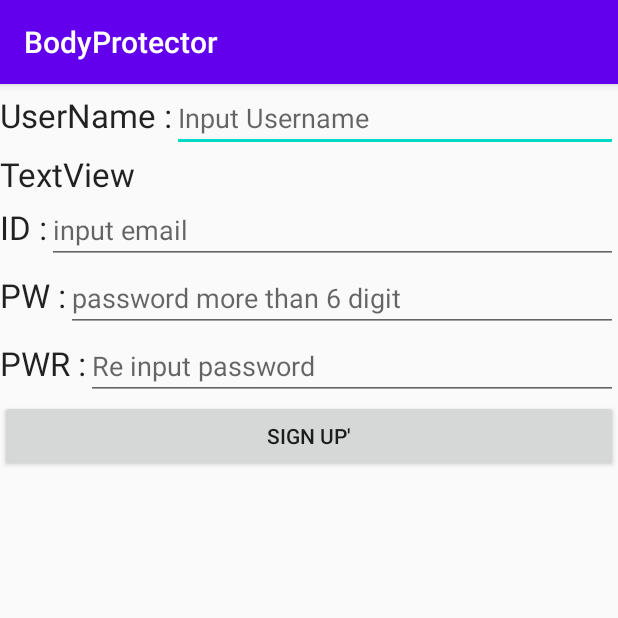
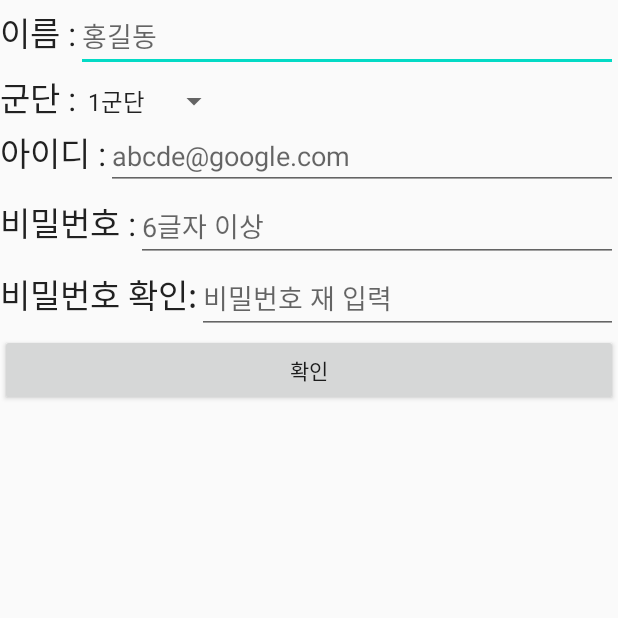
Before and after one commit to osamhack2020/APP_BodyProtector_wiseMTlife, an Android app: the screen it shows after launch (SignUpActivity), after a tap on "SIGN UP", on a phone screen of 412 x 824 dp, the top half of it. Run offline under Robolectric (Android 15) with nearby library versions, the phone set to English and light mode, and no system bars; our stand-ins replace Firebase (no records; nobody signed in at launch, a user with empty details on screens opened directly).

Commit message:
GUI changed

```diff
--- a/app/src/main/java/com/osam/bodyprotector/MainActivity.java
+++ b/app/src/main/java/com/osam/bodyprotector/MainActivity.java
@@ -8,6 +8,7 @@ import android.content.SharedPreferences;
 import android.os.Bundle;
 import android.util.Log;
 import android.view.View;
+import android.view.Window;
 import android.widget.Button;
 import android.widget.CheckBox;
 import android.widget.EditText;
@@ -35,6 +36,7 @@ public class MainActivity extends AppCompatActivity {
 
     @Override
     protected void onCreate(Bundle savedInstanceState) {
+        supportRequestWindowFeature(Window.FEATURE_NO_TITLE);
         super.onCreate(savedInstanceState);
         setContentView(R.layout.activity_main);
 
@@ -45,11 +47,11 @@ public class MainActivity extends AppCompatActivity {
         chb_memory = (CheckBox)findViewById(R.id.chb_memory);
 
         SharedPreferences pref = getSharedPreferences("User", MODE_PRIVATE);
-        if(pref.getBoolean("AutoLogin", false)){
+        /*if(pref.getBoolean("AutoLogin", false)){
             Intent intent = new Intent(MainActivity.this,HomeActivity.class);
             finish();
             startActivity(intent);
-        }
+        }*/
 
         final FirebaseDatabase database = FirebaseDatabase.getInstance();
 
--- a/app/src/main/java/com/osam/bodyprotector/SignUpActivity.java
+++ b/app/src/main/java/com/osam/bodyprotector/SignUpActivity.java
@@ -7,8 +7,10 @@ import android.content.Intent;
 import android.content.SharedPreferences;
 import android.os.Bundle;
 import android.view.View;
+import android.view.Window;
 import android.widget.Button;
 import android.widget.EditText;
+import android.widget.Spinner;
 import android.widget.Toast;
 
 import com.google.android.gms.tasks.OnCompleteListener;
@@ -18,12 +20,16 @@ import com.google.firebase.auth.FirebaseAuth;
 import com.google.firebase.database.DatabaseReference;
 import com.google.firebase.database.FirebaseDatabase;
 
+import java.util.ArrayList;
+import java.util.List;
+
 public class SignUpActivity extends AppCompatActivity {
     private EditText et_id;
     private EditText et_pw;
     private EditText et_pwr;
     private EditText et_name;
     private Button bt_signup;
+    private Spinner spinner;
 
     FirebaseAuth firebaseAuth;
     private FirebaseDatabase firebaseDatabase = FirebaseDatabase.getInstance();
@@ -37,6 +43,7 @@ public class SignUpActivity extends AppCompatActivity {
 
     @Override
     protected void onCreate(Bundle savedInstanceState) {
+        supportRequestWindowFeature(Window.FEATURE_NO_TITLE);
         super.onCreate(savedInstanceState);
         setContentView(R.layout.activity_sign_up);
         et_id = (EditText)findViewById(R.id.et_id);
@@ -44,6 +51,7 @@ public class SignUpActivity extends AppCompatActivity {
         et_pwr = (EditText)findViewById(R.id.et_pwr);
         et_name = (EditText)findViewById(R.id.et_name);
         bt_signup = (Button)findViewById(R.id.bt_signup);
+        spinner = (Spinner) findViewById(R.id.spinner);
 
         firebaseAuth = FirebaseAuth.getInstance();
 
@@ -54,6 +62,7 @@ public class SignUpActivity extends AppCompatActivity {
                 final String sign_id = et_id.getText().toString().trim();
                 final String sign_pw = et_pw.getText().toString().trim();
                 final String sign_pwr = et_pwr.getText().toString().trim();
+                final String sign_regeon = spinner.toString();
 
                 if(sign_pw.equals(sign_pwr)){
                     firebaseAuth.createUserWithEmailAndPassword(sign_id,sign_pw).addOnCompleteListener(SignUpActivity.this, new OnCompleteListener<AuthResult>() {
@@ -66,7 +75,9 @@ public class SignUpActivity extends AppCompatActivity {
                                 editor.putString("email", sign_id);
                                 editor.putString("pw", sign_pw);
                                 editor.putString("name", sign_name);
+                                editor.putString("regeon", sign_regeon);
                                 editor.putString("uuid", firebaseAuth.getUid());
+
                                 editor.putBoolean("AutoLogin", false);
                                 editor.commit();
                                 Intent intent = new Intent(SignUpActivity.this, HomeActivity.class);
--- a/app/src/main/res/layout/activity_home.xml
+++ b/app/src/main/res/layout/activity_home.xml
@@ -1,6 +1,5 @@
 <?xml version="1.0" encoding="utf-8"?>
 <LinearLayout xmlns:android="http://schemas.android.com/apk/res/android"
-    xmlns:app="http://schemas.android.com/apk/res-auto"
     xmlns:tools="http://schemas.android.com/tools"
     android:layout_width="match_parent"
     android:layout_height="match_parent"
@@ -19,4 +18,6 @@
         android:layout_width="match_parent"
         android:layout_height="match_parent" />
 
+
+
 </LinearLayout>
--- a/app/src/main/res/layout/activity_sign_up.xml
+++ b/app/src/main/res/layout/activity_sign_up.xml
@@ -16,7 +16,7 @@
             android:id="@+id/textView"
             android:layout_width="wrap_content"
             android:layout_height="wrap_content"
-            android:text="UserName :"
+            android:text="이름 :"
             android:textAppearance="@style/TextAppearance.AppCompat.Large" />
 
         <EditText
@@ -25,13 +25,13 @@
             android:layout_height="wrap_content"
             android:layout_weight="1"
             android:ems="10"
-            android:hint="Input Username"
+            android:hint="홍길동"
             android:inputType="textPersonName" />
 
     </LinearLayout>
 
     <LinearLayout
-        android:layout_width="match_parent"
+        android:layout_width="wrap_content"
         android:layout_height="wrap_content"
         android:orientation="horizontal">
 
@@ -40,8 +40,18 @@
             android:layout_width="wrap_content"
             android:layout_height="wrap_content"
             android:layout_weight="1"
-            android:text="TextView"
+            android:text="군단 :"
             android:textAppearance="@style/TextAppearance.AppCompat.Large" />
+
+        <Spinner
+            android:id="@+id/spinner"
+            android:layout_width="wrap_content"
+            android:layout_height="wrap_content"
+            android:layout_weight="1"
+            android:dropDownWidth="wrap_content"
+            android:entries="@array/regeon"
+            android:spinnerMode="dialog" />
+
     </LinearLayout>
 
     <LinearLayout
@@ -53,7 +63,7 @@
             android:id="@+id/text_id"
             android:layout_width="wrap_content"
             android:layout_height="wrap_content"
-            android:text="ID :"
+            android:text="아이디 :"
             android:textAppearance="@style/TextAppearance.AppCompat.Large" />
 
         <EditText
@@ -62,7 +72,7 @@
             android:layout_height="wrap_content"
             android:layout_weight="1"
             android:ems="10"
-            android:hint="input email"
+            android:hint="abcde@google.com"
             android:inputType="textPersonName" />
     </LinearLayout>
 
@@ -75,7 +85,7 @@
             android:id="@+id/textView2"
             android:layout_width="wrap_content"
             android:layout_height="wrap_content"
-            android:text="PW :"
+            android:text="비밀번호 :"
             android:textAppearance="@style/TextAppearance.AppCompat.Large" />
 
         <EditText
@@ -84,7 +94,7 @@
             android:layout_height="wrap_content"
             android:layout_weight="1"
             android:ems="10"
-            android:hint="password more than 6 digit"
+            android:hint="6글자 이상"
             android:inputType="textPassword" />
     </LinearLayout>
 
@@ -97,7 +107,7 @@
             android:id="@+id/textView3"
             android:layout_width="wrap_content"
             android:layout_height="wrap_content"
-            android:text="PWR :"
+            android:text="비밀번호 확인:"
             android:textAppearance="@style/TextAppearance.AppCompat.Large" />
 
         <EditText
@@ -106,7 +116,7 @@
             android:layout_height="wrap_content"
             android:layout_weight="1"
             android:ems="10"
-            android:hint="Re input password "
+            android:hint="비밀번호 재 입력"
             android:inputType="textPassword" />
     </LinearLayout>
 
@@ -114,6 +124,6 @@
         android:id="@+id/bt_signup"
         android:layout_width="match_parent"
         android:layout_height="wrap_content"
-        android:text="sign up'" />
+        android:text="확인" />
 
 </LinearLayout>
--- /dev/null
+++ b/app/src/main/res/values/regeon.xml
@@ -0,0 +1,13 @@
+<?xml version="1.0" encoding="utf-8"?>
+<resources>
+    <string-array name="regeon">
+        <item>"1군단"</item>
+        <item>"2군단"</item>
+        <item>"3군단"</item>
+        <item>"4군단"</item>
+        <item>"5군단"</item>
+        <item>"6군단"</item>
+        <item>"7군단"</item>
+        <item>"8군단"</item>
+    </string-array>
+</resources>
--- a/app/src/main/res/xml/postitem.xml
+++ b/app/src/main/res/xml/postitem.xml
@@ -29,4 +29,9 @@
         android:layout_marginLeft="12dp"
         android:layout_marginTop="4dp"
         android:textAppearance="@style/TextAppearance.AppCompat.Body2" />
+
+    <View
+        android:layout_width="match_parent"
+        android:layout_height="1dp"
+        android:background="#000000"/>
 </LinearLayout>
```
Also changed, not shown: app/src/main/java/com/osam/bodyprotector/HomeActivity.java (+14 -4 lines), app/src/main/java/com/osam/bodyprotector/WriteActivity.java (+7 -1 lines), app/src/main/res/xml/menu.xml (added, +10 -0 lines).
